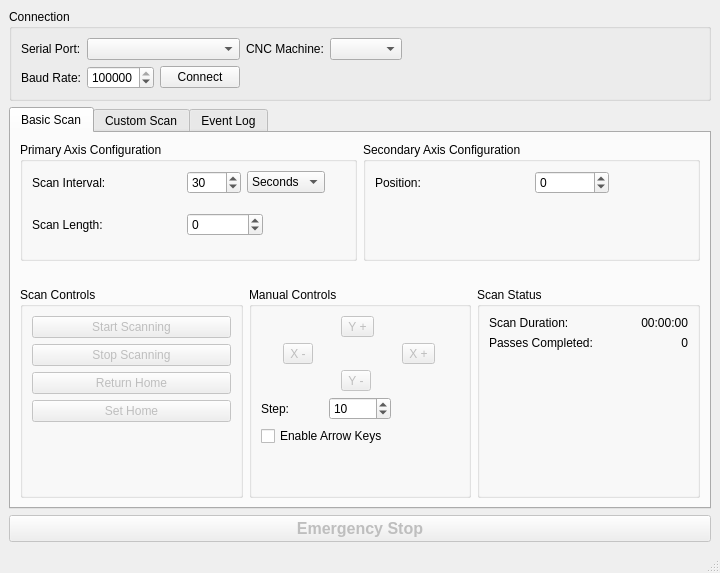
westphallm1/TouchOMaticController, file touch-o-matic-tabbed.ui: the form before one commit.
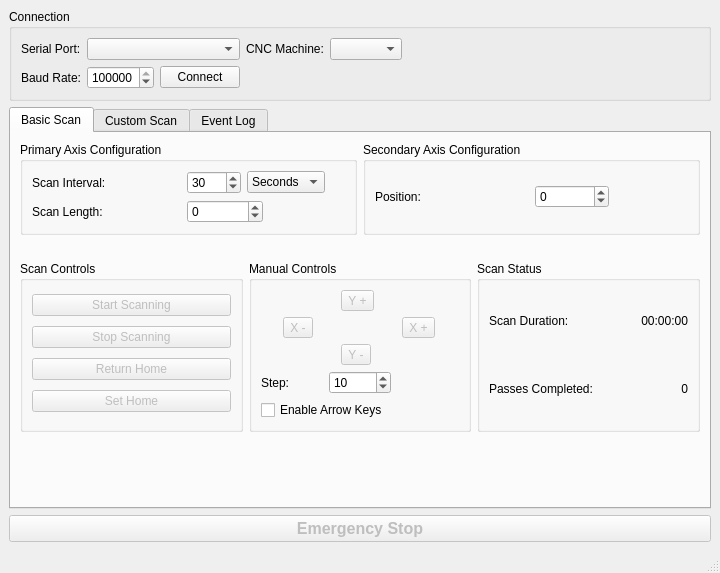
The form after the commit. The open tabs and pages were chosen to show the change. Icons and pictures are not drawn.

What changed in the file:
```diff
--- a/touch-o-matic-tabbed.ui
+++ b/touch-o-matic-tabbed.ui
@@ -222,19 +222,6 @@
                </property>
               </widget>
              </item>
-             <item row="2" column="0">
-              <spacer name="verticalSpacer_5">
-               <property name="orientation">
-                <enum>Qt::Vertical</enum>
-               </property>
-               <property name="sizeHint" stdset="0">
-                <size>
-                 <width>20</width>
-                 <height>40</height>
-                </size>
-               </property>
-              </spacer>
-             </item>
              <item row="1" column="1">
               <layout class="QHBoxLayout" name="horizontalLayout_12">
                <item>
@@ -325,19 +312,6 @@
                    </property>
                   </widget>
                  </item>
-                 <item row="4" column="0">
-                  <spacer name="verticalSpacer_3">
-                   <property name="orientation">
-                    <enum>Qt::Vertical</enum>
-                   </property>
-                   <property name="sizeHint" stdset="0">
-                    <size>
-                     <width>20</width>
-                     <height>40</height>
-                    </size>
-                   </property>
-                  </spacer>
-                 </item>
                 </layout>
                </item>
               </layout>
@@ -449,19 +423,6 @@
                </item>
               </layout>
              </item>
-             <item row="1" column="0">
-              <spacer name="verticalSpacer_2">
-               <property name="orientation">
-                <enum>Qt::Vertical</enum>
-               </property>
-               <property name="sizeHint" stdset="0">
-                <size>
-                 <width>20</width>
-                 <height>40</height>
-                </size>
-               </property>
-              </spacer>
-             </item>
             </layout>
            </widget>
           </item>
@@ -471,19 +432,6 @@
              <string>Scan Status</string>
             </property>
             <layout class="QGridLayout" name="gridLayout_9">
-             <item row="2" column="0">
-              <spacer name="verticalSpacer">
-               <property name="orientation">
-                <enum>Qt::Vertical</enum>
-               </property>
-               <property name="sizeHint" stdset="0">
-                <size>
-                 <width>20</width>
-                 <height>40</height>
-                </size>
-               </property>
-              </spacer>
-             </item>
              <item row="0" column="0">
               <widget class="QLabel" name="label_7">
                <property name="text">
@@ -529,6 +477,19 @@
           </item>
          </layout>
         </item>
+        <item>
+         <spacer name="verticalSpacer_2">
+          <property name="orientation">
+           <enum>Qt::Vertical</enum>
+          </property>
+          <property name="sizeHint" stdset="0">
+           <size>
+            <width>20</width>
+            <height>40</height>
+           </size>
+          </property>
+         </spacer>
+        </item>
        </layout>
       </widget>
       <widget class="QWidget" name="customTab">
```
Left out of the diff: 18 changed lines with no effect on the pictures.
